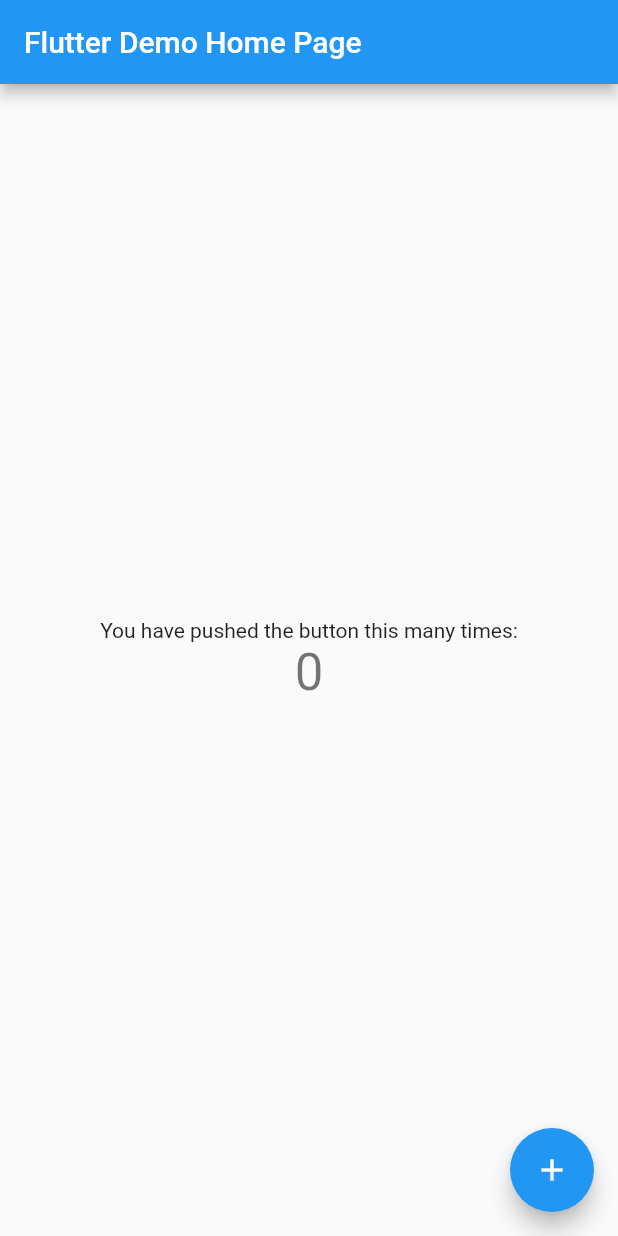
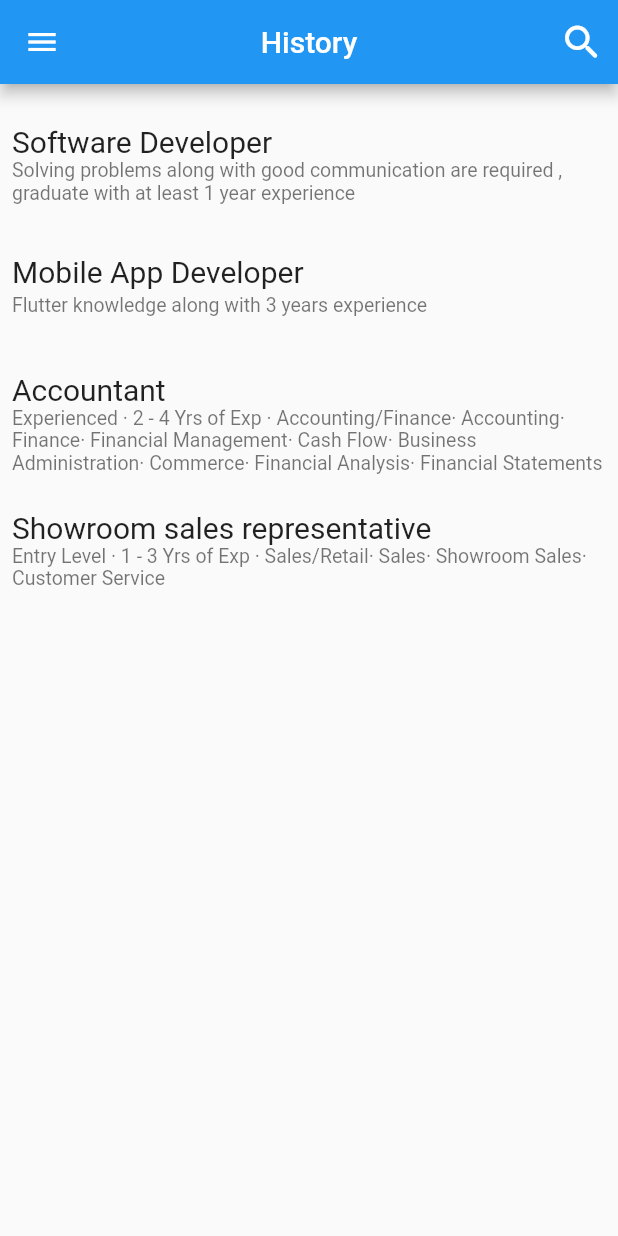
Before and after one commit to nadahanii/Int-Hire_GP, a Flutter app: the screen it shows after launch, on a phone screen of 412 x 824 dp. Run offline on Flutter 3.47's test engine with Material 2 defaults, Android fonts, the light colour scheme and no system bars.

Commit message:
design done

```diff
--- /dev/null
+++ b/lib/History/HistoryListItem.dart
@@ -0,0 +1,16 @@
+import 'package:flutter/material.dart';
+
+InkWell HistoryListItem(String title,String description)
+{
+  return InkWell(
+    onTap: (){},
+    child: Container(
+
+      child: ListTile(
+        contentPadding: EdgeInsets.symmetric(horizontal: 8,vertical: 8),
+        title: Text(title,style: TextStyle(fontSize: 20),),
+        subtitle: Text(description,style: TextStyle(fontSize: 13),),
+      ),
+    )
+  );
+}
--- /dev/null
+++ b/lib/HistoryHomePage.dart
@@ -0,0 +1,75 @@
+import 'package:flutter/material.dart';
+
+
+
+import 'History/HistoryListItem.dart';
+
+class HistoryHomePage extends StatefulWidget {
+
+
+  @override
+  _MyHomePageState createState() => _MyHomePageState();
+}
+class _MyHomePageState extends State<HistoryHomePage> {
+
+  bool searching = false;
+
+
+  @override
+  Widget build(BuildContext context) {
+    return Scaffold(
+      drawer: SafeArea(
+        child: Drawer(
+          child: Column(
+            //mainAxisAlignment: MainAxisAlignment.spaceEvenly,
+            //crossAxisAlignment: CrossAxisAlignment.stretch,
+            children: [
+              Text('Settings')
+            ],
+          ),
+        ),
+      ),
+      appBar: AppBar(
+        title: Text('History'),
+        centerTitle: true,
+        actions: <Widget>[
+          IconButton(
+            icon: Icon(
+              Icons.search_rounded,
+              color: Colors.white,
+              size: 30,
+            ),
+            onPressed: () {
+              setState(() {
+                if (searching == true)
+                  searching = false;
+                else
+                  searching = true;
+              });
+            },
+          )
+        ],
+      ),
+      body: Container(
+        padding: EdgeInsets.only(top: 15),
+          child: ListView(
+
+            scrollDirection: Axis.vertical,
+            children: [
+
+              HistoryListItem('Software Developer','Solving problems along with good communication are required , graduate with at least '
+                  '1 year experience'),
+              HistoryListItem('Mobile App Developer','Flutter knowledge along with 3 years experience'),
+              HistoryListItem('Accountant','Experienced · 2 - 4 Yrs of Exp · Accounting/Finance· Accounting· Finance· '
+                  'Financial Management· Cash Flow· Business Administration· '
+                  'Commerce· Financial Analysis· Financial Statements'),
+              HistoryListItem('Showroom sales representative','Entry Level · 1 - 3 Yrs of Exp · Sales/Retail· '
+                  'Sales· Showroom Sales· Customer Service'),
+            ],
+          ),
+
+      ),
+    );
+
+  }
+}
--- a/lib/main.dart
+++ b/lib/main.dart
@@ -1,4 +1,6 @@
 import 'package:flutter/material.dart';
+
+import 'HistoryHomePage.dart';
 
 void main() {
   runApp(MyApp());
@@ -9,106 +11,14 @@
   @override
   Widget build(BuildContext context) {
     return MaterialApp(
-      title: 'Flutter Demo',
+      debugShowCheckedModeBanner: false,
+
+
       theme: ThemeData(
-        // This is the theme of your application.
-        //
-        // Try running your application with "flutter run". You'll see the
-        // application has a blue toolbar. Then, without quitting the app, try
-        // changing the primarySwatch below to Colors.green and then invoke
-        // "hot reload" (press "r" in the console where you ran "flutter run",
-        // or simply save your changes to "hot reload" in a Flutter IDE).
-        // Notice that the counter didn't reset back to zero; the application
-        // is not restarted.
+
         primarySwatch: Colors.blue,
       ),
-      home: MyHomePage(title: 'Flutter Demo Home Page'),
+      home: HistoryHomePage(),
     );
   }
 }
-
-class MyHomePage extends StatefulWidget {
-  MyHomePage({Key? key, required this.title}) : super(key: key);
-
-  // This widget is the home page of your application. It is stateful, meaning
-  // that it has a State object (defined below) that contains fields that affect
-  // how it looks.
-
-  // This class is the configuration for the state. It holds the values (in this
-  // case the title) provided by the parent (in this case the App widget) and
-  // used by the build method of the State. Fields in a Widget subclass are
-  // always marked "final".
-
-  final String title;
-
-  @override
-  _MyHomePageState createState() => _MyHomePageState();
-}
-
-class _MyHomePageState extends State<MyHomePage> {
-  int _counter = 0;
-
-  void _incrementCounter() {
-    setState(() {
-      // This call to setState tells the Flutter framework that something has
-      // changed in this State, which causes it to rerun the build method below
-      // so that the display can reflect the updated values. If we changed
-      // _counter without calling setState(), then the build method would not be
-      // called again, and so nothing would appear to happen.
-      _counter++;
-    });
-  }
-
-  @override
-  Widget build(BuildContext context) {
-    // This method is rerun every time setState is called, for instance as done
-    // by the _incrementCounter method above.
-    //
-    // The Flutter framework has been optimized to make rerunning build methods
-    // fast, so that you can just rebuild anything that needs updating rather
-    // than having to individually change instances of widgets.
-    return Scaffold(
-      appBar: AppBar(
-        // Here we take the value from the MyHomePage object that was created by
-        // the App.build method, and use it to set our appbar title.
-        title: Text(widget.title),
-      ),
-      body: Center(
-        // Center is a layout widget. It takes a single child and positions it
-        // in the middle of the parent.
-        child: Column(
-          // Column is also a layout widget. It takes a list of children and
-          // arranges them vertically. By default, it sizes itself to fit its
-          // children horizontally, and tries to be as tall as its parent.
-          //
-          // Invoke "debug painting" (press "p" in the console, choose the
-          // "Toggle Debug Paint" action from the Flutter Inspector in Android
-          // Studio, or the "Toggle Debug Paint" command in Visual Studio Code)
-          // to see the wireframe for each widget.
-          //
-          // Column has various properties to control how it sizes itself and
-          // how it positions its children. Here we use mainAxisAlignment to
-          // center the children vertically; the main axis here is the vertical
-          // axis because Columns are vertical (the cross axis would be
-          // horizontal).
-
-          mainAxisAlignment: MainAxisAlignment.center,
-          children: <Widget>[
-            Text(
-              'You have pushed the button this many times:',
-            ),
-            Text(
-              '$_counter',
-              style: Theme.of(context).textTheme.headline4,
-            ),
-          ],
-        ),
-      ),
-      floatingActionButton: FloatingActionButton(
-        onPressed: _incrementCounter,
-        tooltip: 'Increment',
-        child: Icon(Icons.add),
-      ), // This trailing comma makes auto-formatting nicer for build methods.
-    );
-  }
-}
```
